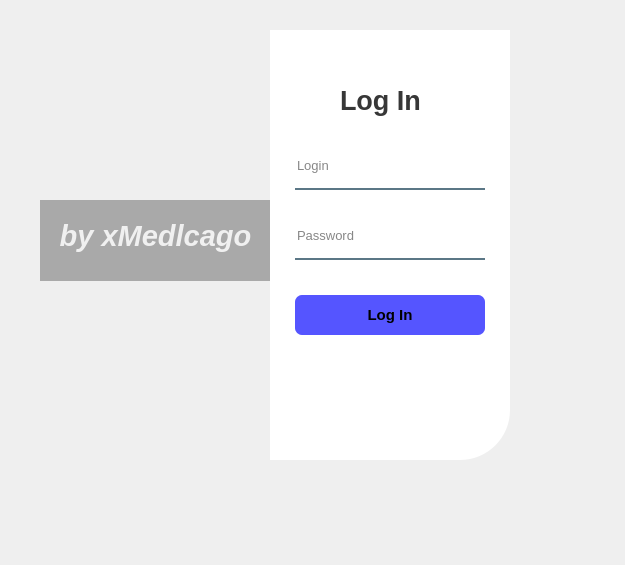
The window that uiFiles/LoginUi.ui (medlcago/LoginForm-PyQt5) describes before a commit, drawn with Qt 5.
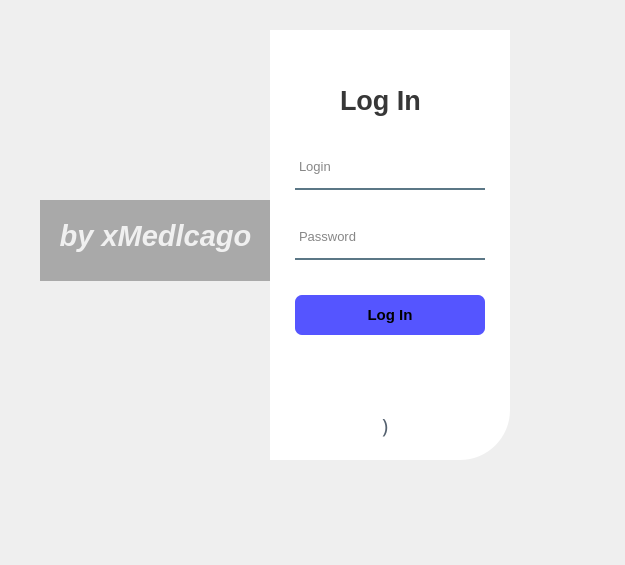
The same window after the commit. Icons and pictures are not drawn.

```diff
--- a/uiFiles/LoginUi.ui
+++ b/uiFiles/LoginUi.ui
@@ -13,6 +13,37 @@
   <property name="windowTitle">
    <string>Form</string>
   </property>
+  <property name="styleSheet">
+   <string notr="true">QPushButton#btn_login{
+	background-color: rgb(85, 85, 255);
+	border-radius: 7px;
+}
+
+QPushButton#btn_login:hover{
+	background-color: rgb(85, 255, 0);
+}
+
+QPushButton#btn_login:pressed{
+	padding-left: 5px;
+	padding-top: 5px;
+	background-color: rgba(150, 123, 111, 255);
+}
+
+QPushButton#GitHub{
+	background-color: rgba(0, 0, 0, 0);
+	color: rgba(85, 98, 112, 255);
+	border-radius: 7px;
+}
+
+QPushButton#GitHub:hover{
+	background-color: #a0a0a0;
+}
+
+QPushButton#GitHub:pressed{
+	padding-left: 5px;
+	padding-top: 5px;
+}</string>
+  </property>
   <widget class="QWidget" name="widget" native="true">
    <property name="geometry">
     <rect>
@@ -122,7 +153,11 @@
    </property>
    <property name="font">
     <font>
+     <family>MS Shell Dlg 2</family>
      <pointsize>10</pointsize>
+     <weight>50</weight>
+     <italic>false</italic>
+     <bold>false</bold>
     </font>
    </property>
    <property name="styleSheet">
@@ -130,7 +165,11 @@
 border: none;
 border-bottom: 2px solid rgba(46, 82, 101, 200);
 color: rgba(0, 0, 0, 240);
-padding-bottom: 7px;</string>
+padding-left: 2px;
+padding-bottom: 5px;</string>
+   </property>
+   <property name="inputMask">
+    <string/>
    </property>
    <property name="text">
     <string/>
@@ -151,6 +190,8 @@
    <property name="font">
     <font>
      <pointsize>10</pointsize>
+     <weight>50</weight>
+     <bold>false</bold>
     </font>
    </property>
    <property name="styleSheet">
@@ -158,7 +199,8 @@
 border: none;
 border-bottom: 2px solid rgba(46, 82, 101, 200);
 color: rgba(0, 0, 0, 240);
-padding-bottom: 7px;</string>
+padding-left: 2px;
+padding-bottom: 5px;</string>
    </property>
    <property name="text">
     <string/>
@@ -212,6 +254,48 @@
     <string>Log In</string>
    </property>
   </widget>
+  <widget class="QPushButton" name="GitHub">
+   <property name="geometry">
+    <rect>
+     <x>370</x>
+     <y>410</y>
+     <width>30</width>
+     <height>30</height>
+    </rect>
+   </property>
+   <property name="font">
+    <font>
+     <family>Social Media Circled</family>
+     <pointsize>15</pointsize>
+     <weight>50</weight>
+     <bold>false</bold>
+    </font>
+   </property>
+   <property name="styleSheet">
+    <string notr="true"/>
+   </property>
+   <property name="text">
+    <string>)</string>
+   </property>
+   <property name="checkable">
+    <bool>false</bool>
+   </property>
+   <property name="checked">
+    <bool>false</bool>
+   </property>
+   <property name="autoRepeat">
+    <bool>false</bool>
+   </property>
+   <property name="autoExclusive">
+    <bool>false</bool>
+   </property>
+   <property name="autoDefault">
+    <bool>false</bool>
+   </property>
+   <property name="default">
+    <bool>false</bool>
+   </property>
+  </widget>
  </widget>
  <resources>
   <include location="res.qrc"/>
```
Left out of the diff: 17 changed lines with no effect on the pictures.
